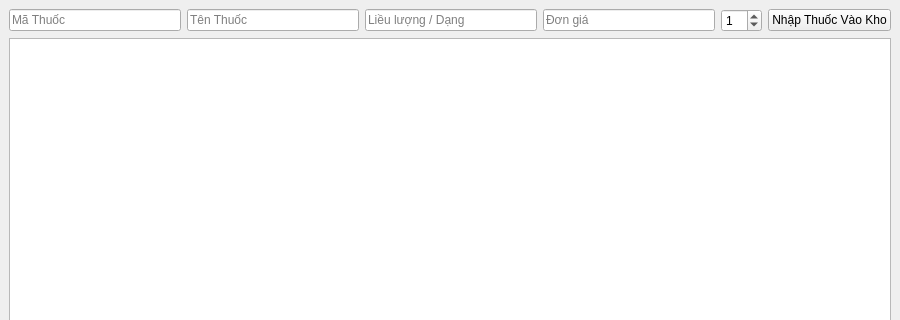
prestonwanttorevenge/PBL2, file src/ui/InventoryMenu.ui: the form before one commit; both pictures show x 0 to 900 and y 0 to 320 of the 900 by 600 pixel window.
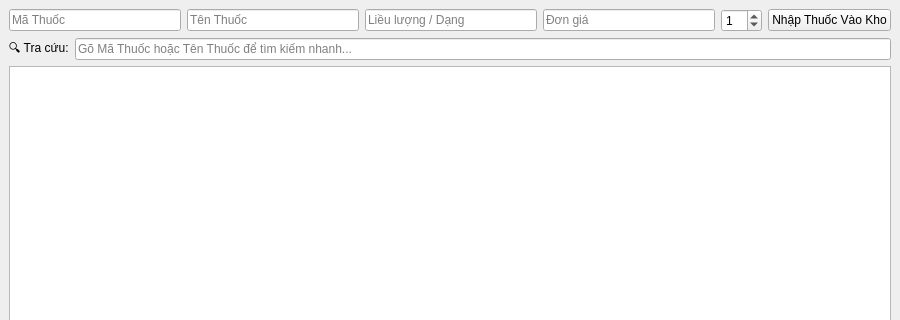
The form after the commit.

What changed in the file:
```diff
--- a/src/ui/InventoryMenu.ui
+++ b/src/ui/InventoryMenu.ui
@@ -16,6 +16,15 @@
       <item><widget class="QPushButton" name="btnImportMedicine"><property name="text"><string>Nhập Thuốc Vào Kho</string></property></widget></item>
      </layout>
     </item>
+    
+    <!-- MỚI: BỔ SUNG Ô TÌM KIẾM NHANH (LIVE SEARCH) -->
+    <item>
+     <layout class="QHBoxLayout" name="horizontalLayoutSearch">
+      <item><widget class="QLabel" name="lblSearchIcon"><property name="text"><string>🔍 Tra cứu:</string></property></widget></item>
+      <item><widget class="QLineEdit" name="txtSearchMed"><property name="placeholderText"><string>Gõ Mã Thuốc hoặc Tên Thuốc để tìm kiếm nhanh...</string></property></widget></item>
+     </layout>
+    </item>
+    
     <item><widget class="QTableWidget" name="tableMedicines" /></item>
     <item>
      <layout class="QHBoxLayout" name="horizontalLayoutBottom">
```
